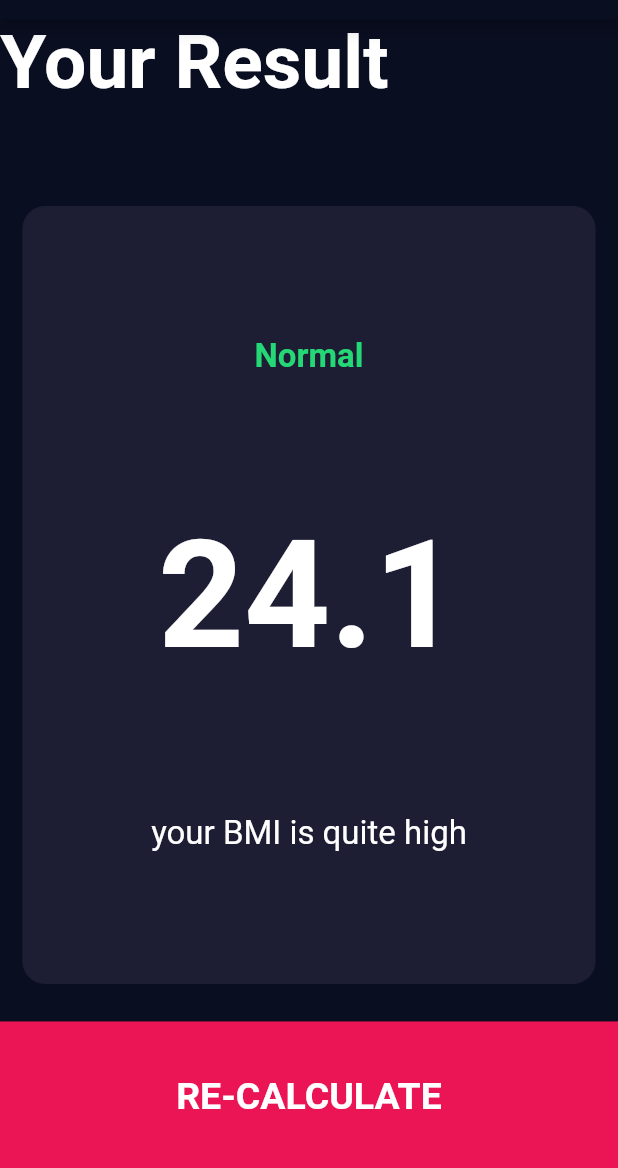
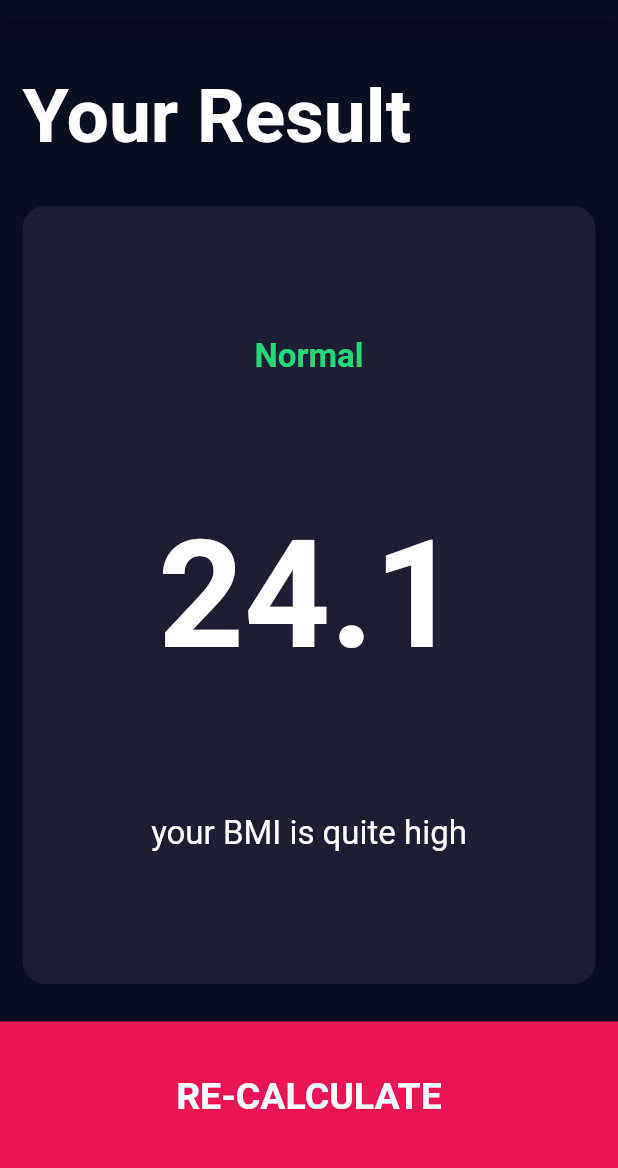
Before and after one commit to AliE99/bmi-calculator, a Flutter app: the ResultsPage screen opened by its route, on a phone screen of 412 x 824 dp, the part 65-1233 px from its top. Run offline on Flutter 3.47's test engine with Material 2 defaults, Android fonts, the phone set to English and light mode, and no system bars; our stand-ins replace font_awesome_flutter.

```diff
--- a/lib/screens/results_page.dart
+++ b/lib/screens/results_page.dart
@@ -18,9 +18,13 @@ class ResultsPage extends StatelessWidget {
           crossAxisAlignment: CrossAxisAlignment.stretch,
           children: <Widget>[
             Expanded(
-              child: Text(
-                'Your Result',
-                style: kResultPageTitleStyle,
+              child: Container(
+                padding: EdgeInsets.all(15.0),
+                alignment: Alignment.bottomLeft,
+                child: Text(
+                  'Your Result',
+                  style: kResultPageTitleStyle,
+                ),
               ),
             ),
             Expanded(
```
Also changed, not shown: lib/calculator_brain.dart (added, +35 -0 lines).
